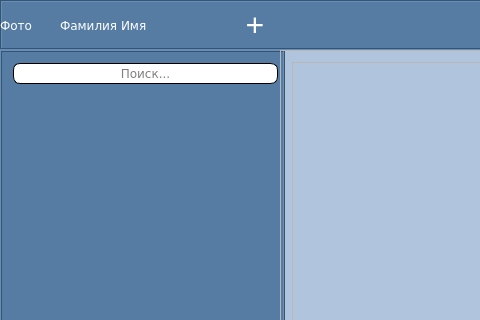
Above: VKMessenger/VKMessenger/messengerwindow.ui from petrenko-alex/vk-messenger before the change; both pictures show x 0 to 480 and y 0 to 320 of the 1111 by 674 pixel window. Below: the same form after it.
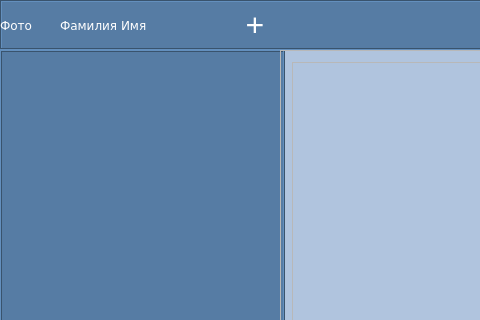
That is the form after the change. Icons and pictures are not drawn.

Commit message: Изменена форма главного окна - удалена строка поиска.

Diff of the .ui file:
```diff
--- a/VKMessenger/VKMessenger/messengerwindow.ui
+++ b/VKMessenger/VKMessenger/messengerwindow.ui
@@ -979,44 +979,17 @@
     </property>
     <layout class="QGridLayout" name="gridLayout">
      <item row="0" column="0">
-      <widget class="QLineEdit" name="dialogSearch">
-       <property name="minimumSize">
-        <size>
-         <width>265</width>
-         <height>21</height>
-        </size>
-       </property>
-       <property name="maximumSize">
-        <size>
-         <width>265</width>
-         <height>21</height>
-        </size>
-       </property>
-       <property name="font">
-        <font>
-         <family>Verdana</family>
-        </font>
-       </property>
-       <property name="alignment">
-        <set>Qt::AlignCenter</set>
-       </property>
-       <property name="placeholderText">
-        <string>Поиск...</string>
-       </property>
-      </widget>
-     </item>
-     <item row="1" column="0">
       <widget class="QScrollArea" name="dialogsInfoArea">
        <property name="minimumSize">
         <size>
          <width>269</width>
-         <height>571</height>
+         <height>600</height>
         </size>
        </property>
        <property name="maximumSize">
         <size>
          <width>269</width>
-         <height>571</height>
+         <height>600</height>
         </size>
        </property>
        <property name="frameShape">
@@ -1037,7 +1010,7 @@
           <x>0</x>
           <y>0</y>
           <width>269</width>
-          <height>571</height>
+          <height>600</height>
          </rect>
         </property>
        </widget>
```
Left out of the diff: 124 changed lines with no effect on the pictures. The commit also changes 3 other files.
